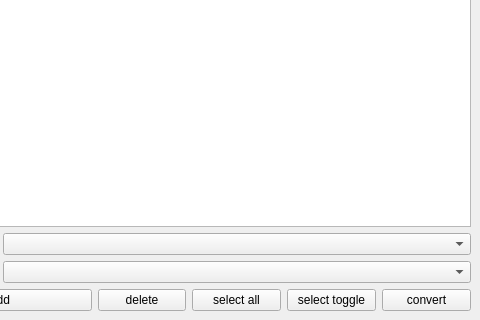
The window that src/obconverterwidget.ui (KDE/kalzium) describes before a commit, drawn with Qt 5; both pictures show x 101 to 581 and y 123 to 443 of the 581 by 443 pixel window.
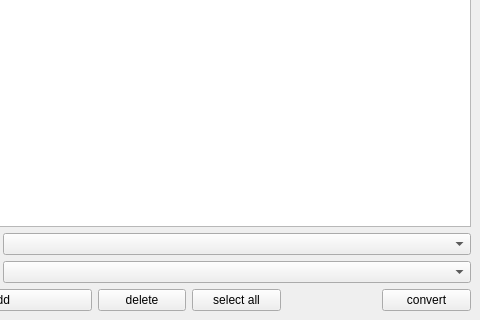
The same window after the commit. Custom widgets are drawn as their Qt base class.

Commit message:
Muhu, removed a lot crap. Also removed one button from the GUI
Next step: Port to the Qt4 QProcess code

What changed in the file:
```diff
--- a/src/obconverterwidget.ui
+++ b/src/obconverterwidget.ui
@@ -52,13 +52,6 @@
      </property>
     </widget>
    </item>
-   <item row="3" column="4" >
-    <widget class="KPushButton" name="selectToggleFileButton" >
-     <property name="text" >
-      <string>select toggle</string>
-     </property>
-    </widget>
-   </item>
    <item row="3" column="3" >
     <widget class="KPushButton" name="selectAllFileButton" >
      <property name="text" >
```
The commit also changes 2 other files.
